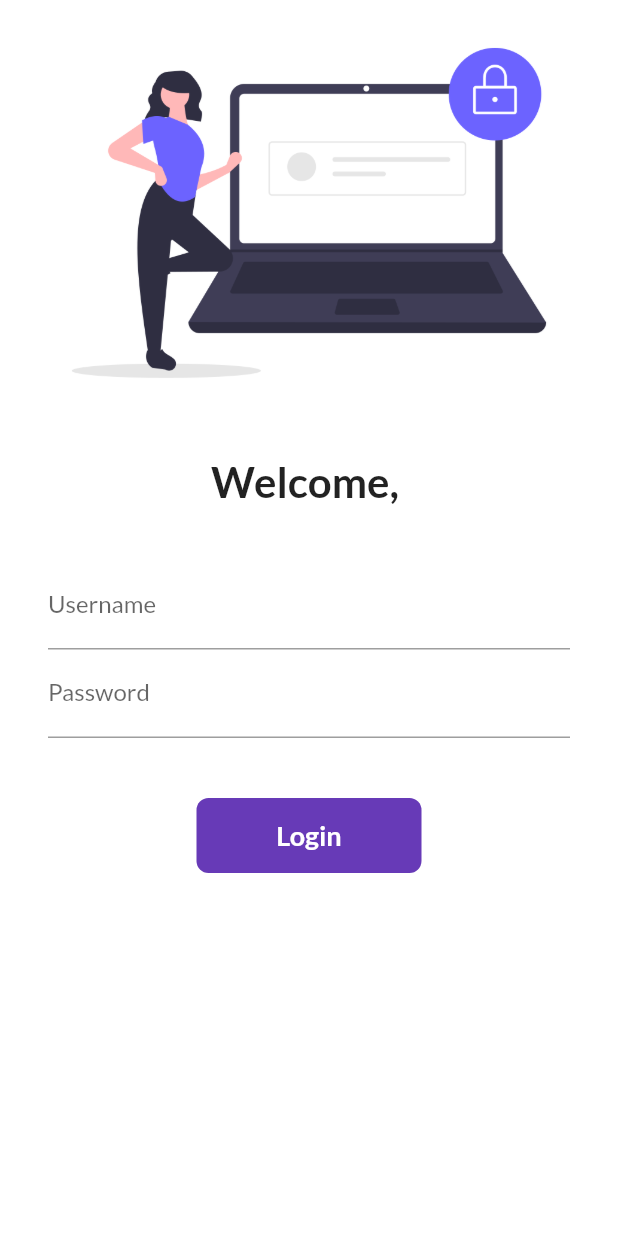
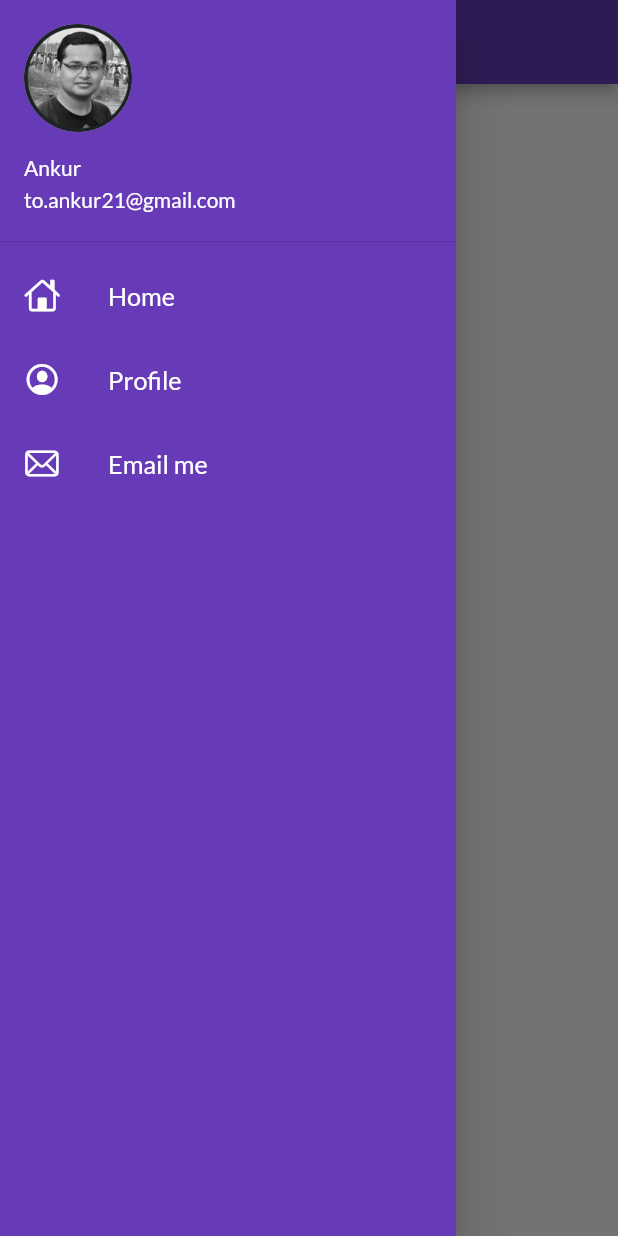
Before and after one commit to CodeByAR/flutter_catalog, a Flutter app: the screen it shows after launch, with the side drawer open (before the commit the screen has no drawer), on a phone screen of 412 x 824 dp. Run offline on Flutter 3.47's test engine with Material 2 defaults, Android fonts, the phone set to English and light mode, and no system bars; our stand-ins replace google_fonts.

Commit message:
Material Drawer | ListView

```diff
--- a/lib/main.dart
+++ b/lib/main.dart
@@ -26,7 +26,7 @@ class MyApp extends StatelessWidget {
       darkTheme: ThemeData(
         brightness: Brightness.dark,
       ),
-      initialRoute: "/login",
+      initialRoute: MyRoutes.homeRoute,
       routes: {
         "/": (context) => LoginPage(),
         MyRoutes.homeRoute: (context) => HomePage(),
--- a/lib/pages/home_page.dart
+++ b/lib/pages/home_page.dart
@@ -1,21 +1,27 @@
 import 'package:flutter/material.dart';
+import 'package:flutter_catalog/widgets/drawer.dart';
 
 class HomePage extends StatelessWidget {
-  const HomePage({ Key? key }) : super(key: key);
+  const HomePage({Key? key}) : super(key: key);
 
   @override
   Widget build(BuildContext context) {
     int days = 30;
     return Scaffold(
       appBar: AppBar(
-          title: Text("Catalog App")
+        title: Text(
+          "Catalog App",
+          style: TextStyle(
+            color: Colors.white,
+          ),
+        ),
       ),
       body: Center(
         child: Container(
           child: Text("Welcome to flutter!!! $days"),
         ),
       ),
-        drawer: Drawer(),
+      drawer: MyDrawer(),
     );
   }
 }
--- /dev/null
+++ b/lib/widgets/drawer.dart
@@ -0,0 +1,66 @@
+import 'package:flutter/cupertino.dart';
+import 'package:flutter/material.dart';
+
+class MyDrawer extends StatelessWidget {
+  const MyDrawer({Key? key}) : super(key: key);
+
+  @override
+  Widget build(BuildContext context) {
+    return Drawer(
+      child: Container(
+        color: Colors.deepPurple,
+        child: ListView(
+          padding: EdgeInsets.zero,
+          children: [
+            DrawerHeader(
+              padding: EdgeInsets.zero,
+              child: UserAccountsDrawerHeader(
+                margin: EdgeInsets.zero,
+                accountName: Text(
+                  "Ankur",
+                  style: TextStyle(
+                    color: Colors.white,
+                  ),
+                ),
+                accountEmail: Text(
+                  "to.ankur21@gmail.com",
+                  style: TextStyle(
+                    color: Colors.white,
+                  ),
+                ),
+                // currentAccountPicture: Image.asset('assets/images/myImage.png'), // For Rect image
+                currentAccountPicture: CircleAvatar(
+                  backgroundImage: AssetImage('assets/images/myImage.png'),
+                ),
+              ),
+            ),
+            ListTile(
+              leading: Icon(CupertinoIcons.home, color: Colors.white),
+              title: Text(
+                "Home",
+                textScaleFactor: 1.2,
+                style: TextStyle(color: Colors.white),
+              ),
+            ),
+            ListTile(
+              leading: Icon(CupertinoIcons.profile_circled, color: Colors.white),
+              title: Text(
+                "Profile",
+                textScaleFactor: 1.2,
+                style: TextStyle(color: Colors.white),
+              ),
+            ),
+            ListTile(
+              leading: Icon(CupertinoIcons.mail, color: Colors.white),
+              title: Text(
+                "Email me",
+                textScaleFactor: 1.2,
+                style: TextStyle(color: Colors.white),
+              ),
+            ),
+          ],
+        ),
+      ),
+    );
+  }
+}
```
Also changed, not shown: assets/images/myImage.png (added). Lines whose indentation alone changed are shown as unchanged.
